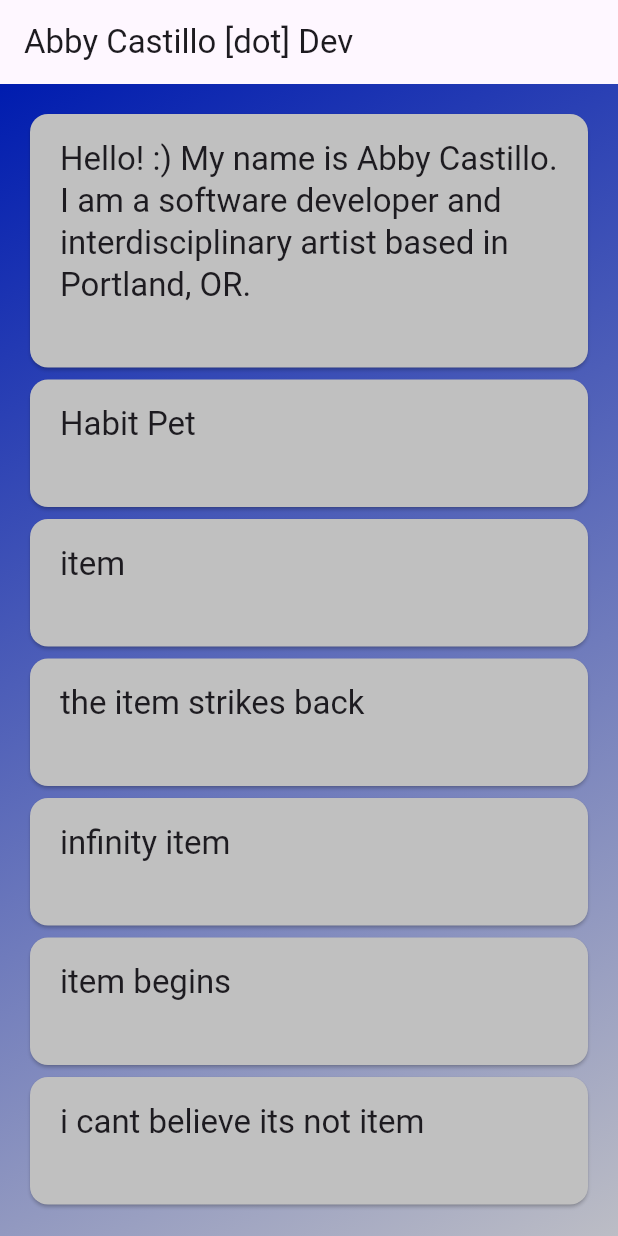
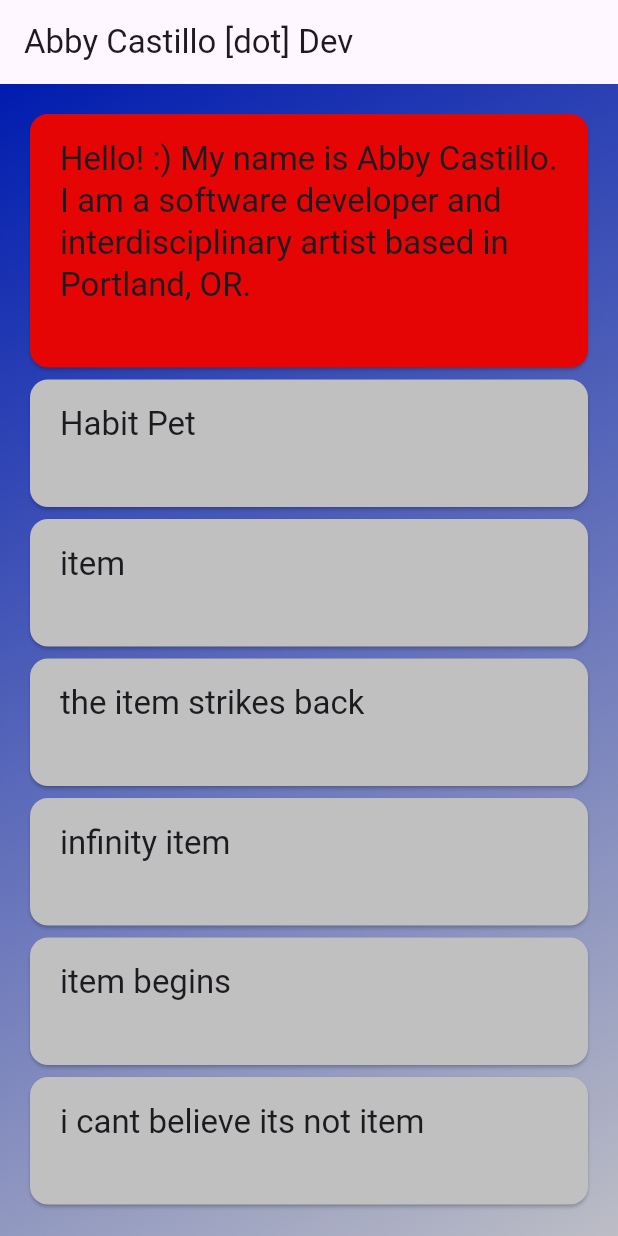
Before and after one commit to abbymachines/flutter-dev-portfolio, a Flutter app: the screen it shows after launch, on a phone screen of 412 x 824 dp. Run offline on Flutter 3.47's test engine with Material 2 defaults, Android fonts, the phone set to English and light mode, and no system bars.

Commit message:
implement color parameter in PortfolioItem class, set default color & set color for header Item card

```diff
--- a/lib/data/portfolio_items_data.dart
+++ b/lib/data/portfolio_items_data.dart
@@ -1,3 +1,4 @@
+import 'package:flutter/material.dart';
 import 'package:flutter_dev_portfolio/models/portfolio_item.dart';
 
 final items = [
@@ -5,7 +6,8 @@ final items = [
       label:
           'Hello! :) My name is Abby Castillo. I am a software developer and interdisciplinary artist based in Portland, OR.',
       expandedText:
-          'I have several websites you can look at and also I have a linkedin and such. Lorem ipso facto badabing badaboom and etcetera as you know'),
+          'I have several websites you can look at and also I have a linkedin and such. Lorem ipso facto badabing badaboom and etcetera as you know',
+      color: const Color.fromARGB(255, 230, 5, 5)),
   PortfolioItem(label: 'Habit Pet', expandedText: 'who woulda thunk'),
   PortfolioItem(
       label: 'item',
--- /dev/null
+++ b/lib/models/pet.dart
@@ -0,0 +1,8 @@
+import 'package:flutter/material.dart';
+
+class Pet {
+  Pet({
+    // health
+    // creature
+  })
+}
--- a/lib/models/portfolio_item.dart
+++ b/lib/models/portfolio_item.dart
@@ -7,9 +7,13 @@ class PortfolioItem {
   PortfolioItem({
     required this.label,
     required this.expandedText,
+    this.color = const Color.fromARGB(255, 192, 192, 192),
+    this.style,
   }) : key = uuid.v4();
 
   final String label;
   final String expandedText;
+  final Color? color;
+  final String? style;
   final String key;
 }
--- a/lib/widgets/items/item.dart
+++ b/lib/widgets/items/item.dart
@@ -30,7 +30,7 @@ class _ItemState extends State<Item> {
     return InkWell(
       onTap: toggleExpanded,
       child: Card(
-        color: const Color.fromARGB(255, 192, 192, 192),
+        color: widget.item.color,
         child: Padding(
           padding: const EdgeInsets.symmetric(horizontal: 20, vertical: 16),
           child: Column(
```
